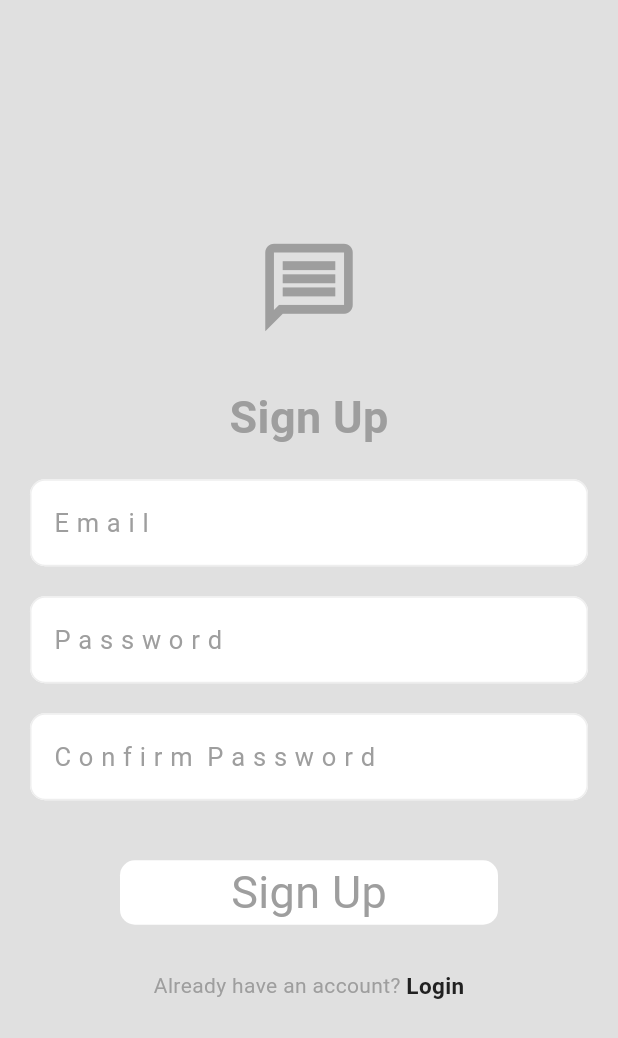
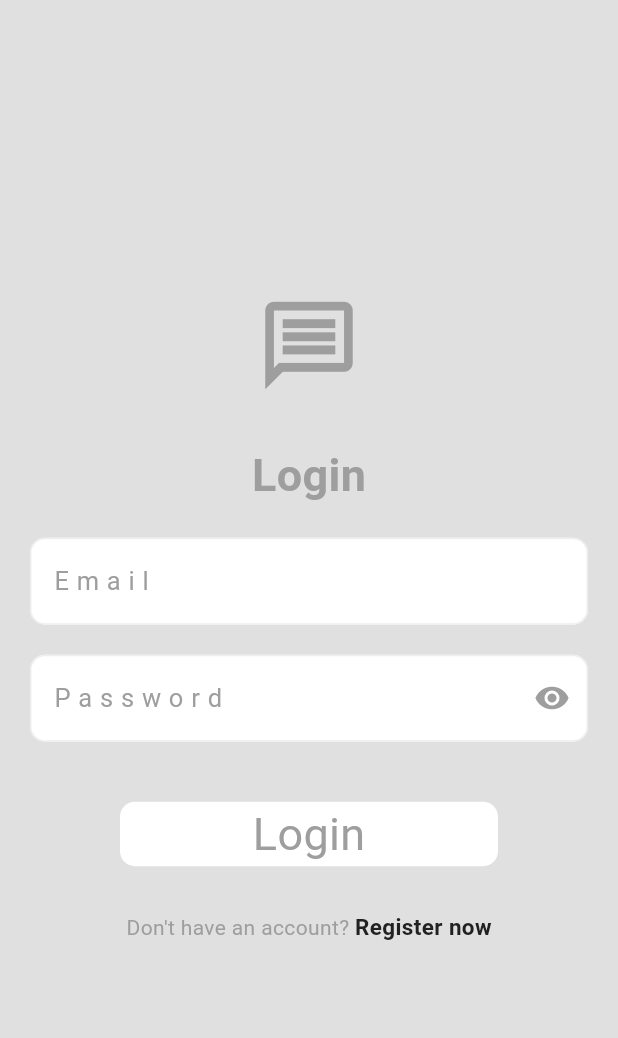
Before and after one commit to KHUBAIB-MEO/CHAT-APPLICATION, a Flutter app: the screen it shows after launch, on a phone screen of 412 x 824 dp. Shown: the top 1038 px of the screen. Run offline on Flutter 3.47's test engine with Material 3 defaults, Android fonts, the phone set to English and light mode, and no system bars; our stand-ins replace firebase_auth, firebase_core, get; accounts and stored records are empty.

```diff
--- a/lib/auth/auth_gate.dart
+++ b/lib/auth/auth_gate.dart
@@ -0,0 +1,24 @@
+import 'package:chat_application/views/home_view.dart';
+import 'package:chat_application/views/login_view.dart';
+import 'package:firebase_auth/firebase_auth.dart';
+import 'package:flutter/material.dart';
+
+class AuthGate extends StatelessWidget {
+  const AuthGate({super.key});
+
+  @override
+  Widget build(BuildContext context) {
+    return Scaffold(
+      body: StreamBuilder(
+        stream: FirebaseAuth.instance.authStateChanges(),
+        builder: (context, snapshot) {
+          if (snapshot.hasData) {
+            return HomeView();
+          } else {
+            return LoginView();
+          }
+        },
+      ),
+    );
+  }
+}
--- /dev/null
+++ b/lib/controllers/input_textfeild_controller.dart
@@ -0,0 +1,11 @@
+import 'package:get/get_state_manager/src/simple/get_controllers.dart';
+
+class InputTextfeildController extends GetxController {
+  bool obscureText = false;
+
+  bool toggleObscureText(bool obscureText) {
+    obscureText = !obscureText;
+    update();
+    return obscureText;
+  }
+}
--- a/lib/main.dart
+++ b/lib/main.dart
@@ -1,7 +1,6 @@
+import 'package:chat_application/auth/auth_gate.dart';
 import 'package:chat_application/firebase_options.dart';
 import 'package:chat_application/theme/lightmode.dart';
-import 'package:chat_application/views/login_view.dart';
-import 'package:chat_application/views/sign_up_view.dart';
 import 'package:firebase_core/firebase_core.dart';
 import 'package:flutter/material.dart';
 import 'package:get/get.dart';
@@ -9,6 +8,7 @@ import 'package:get/get.dart';
 void main() async {
   WidgetsFlutterBinding.ensureInitialized();
   await Firebase.initializeApp(options: DefaultFirebaseOptions.currentPlatform);
+
   runApp(const MyApp());
 }
 
@@ -20,7 +20,7 @@ class MyApp extends StatelessWidget {
     return GetMaterialApp(
       title: "Chat Application",
       debugShowCheckedModeBanner: false,
-      home: SignUpView(),
+      home: AuthGate(),
       theme: lightMode,
     );
   }
--- a/lib/views/login_view.dart
+++ b/lib/views/login_view.dart
@@ -1,4 +1,3 @@
-import 'package:chat_application/auth/auth_services.dart';
 import 'package:chat_application/controllers/login_controller.dart';
 import 'package:chat_application/widgets/input_textfeild.dart';
 import 'package:chat_application/widgets/submit_button.dart';
@@ -8,7 +7,6 @@ import 'package:get/get.dart';
 class LoginView extends StatelessWidget {
   LoginView({super.key});
   final LoginController loginController = Get.put(LoginController());
-  final AuthServices _authServices = Get.put(AuthServices());
 
   @override
   Widget build(BuildContext context) {
@@ -45,6 +43,7 @@ class LoginView extends StatelessWidget {
               InputTextfeild(
                 hintText: "E m a i l",
                 controller: loginController.emailController,
+                obscureText: false,
               ),
 
               const SizedBox(
@@ -55,6 +54,7 @@ class LoginView extends StatelessWidget {
               InputTextfeild(
                 hintText: "P a s s w o r d",
                 controller: loginController.passController,
+                obscureText: true,
               ),
 
               const SizedBox(
--- a/lib/views/sign_up_view.dart
+++ b/lib/views/sign_up_view.dart
@@ -7,7 +7,6 @@ import 'package:get/get.dart';
 class SignUpView extends StatelessWidget {
   SignUpView({super.key});
   final SignUpController signUpController = Get.put(SignUpController());
-  //final AuthServices _authServices = Get.put(AuthServices());
 
   @override
   Widget build(BuildContext context) {
@@ -44,6 +43,7 @@ class SignUpView extends StatelessWidget {
               InputTextfeild(
                 hintText: "E m a i l",
                 controller: signUpController.emailController,
+                obscureText: false,
               ),
 
               const SizedBox(
@@ -54,6 +54,7 @@ class SignUpView extends StatelessWidget {
               InputTextfeild(
                 hintText: "P a s s w o r d",
                 controller: signUpController.passController,
+                obscureText: true,
               ),
 
               const SizedBox(
@@ -64,6 +65,7 @@ class SignUpView extends StatelessWidget {
               InputTextfeild(
                 hintText: "C o n f i r m  P a s s w o r d",
                 controller: signUpController.confirmPassController,
+                obscureText: true,
               ),
 
               const SizedBox(
--- a/lib/widgets/input_textfeild.dart
+++ b/lib/widgets/input_textfeild.dart
@@ -1,17 +1,31 @@
+import 'package:chat_application/controllers/input_textfeild_controller.dart';
 import 'package:flutter/material.dart';
+import 'package:get/get.dart';
 
+// ignore: must_be_immutable
 class InputTextfeild extends StatelessWidget {
   final String hintText;
   final TextEditingController controller;
-  const InputTextfeild(
-      {super.key, required this.hintText, required this.controller});
+  final bool obscureText;
+  InputTextfeild(
+      {super.key,
+      required this.hintText,
+      required this.controller,
+      required this.obscureText});
 
+  final InputTextfeildController inputTextfeildController =
+      Get.put(InputTextfeildController());
+  bool isObscure = false;
   @override
   Widget build(BuildContext context) {
+    return GetBuilder<InputTextfeildController>(
+        builder: (inputTextfeildController) {
       return Padding(
         padding: const EdgeInsets.only(left: 20, right: 20),
         child: TextField(
           controller: controller,
+          obscureText: isObscure,
+          obscuringCharacter: '*',
           decoration: InputDecoration(
             hintText: hintText,
             hintStyle: TextStyle(
@@ -31,8 +45,26 @@ class InputTextfeild extends StatelessWidget {
               borderSide: BorderSide(
                   color: Theme.of(context).colorScheme.primary, width: 2),
             ),
+            suffixIcon: obscureText == false
+                ? null
+                : IconButton(
+                    onPressed: () {
+                      isObscure =
+                          inputTextfeildController.toggleObscureText(isObscure);
+                    },
+                    icon: isObscure
+                        ? Icon(
+                            Icons.visibility_off,
+                            color: Theme.of(context).colorScheme.primary,
+                          )
+                        : Icon(
+                            Icons.remove_red_eye,
+                            color: Theme.of(context).colorScheme.primary,
+                          ),
+                  ),
           ),
         ),
       );
+    });
   }
 }
```
Also changed, not shown: lib/auth/auth_services.dart (+16 -0 lines), lib/controllers/login_controller.dart (+7 -1 lines), lib/views/home_view.dart (added, +99 -0 lines). Lines whose indentation alone changed are shown as unchanged.
